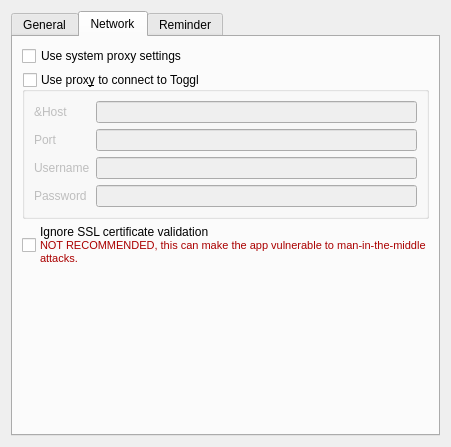
First picture: the form in src/ui/linux/TogglDesktop/preferencesdialog.ui, repository toggl-open-source/toggldesktop, before the edit.
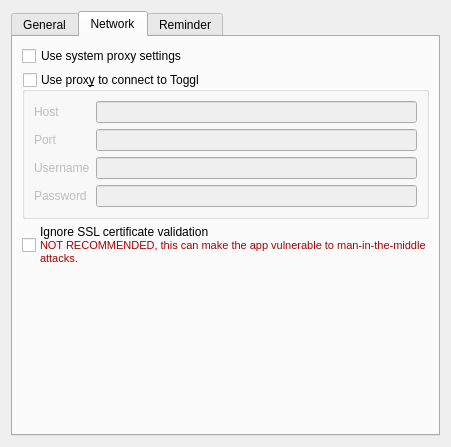
Second picture: the form after the edit. The open tabs and pages were chosen to show the change.

Commit message: Remove a typo (?) from the Proxy tab and fix tab order (linux)

```diff
--- a/src/ui/linux/TogglDesktop/preferencesdialog.ui
+++ b/src/ui/linux/TogglDesktop/preferencesdialog.ui
@@ -276,7 +276,7 @@
           <item row="0" column="0">
            <widget class="QLabel" name="hostLabel">
             <property name="text">
-             <string>&amp;Host</string>
+             <string>Host</string>
             </property>
            </widget>
           </item>
```
Left out of the diff: 2 changed lines with no effect on the pictures.
